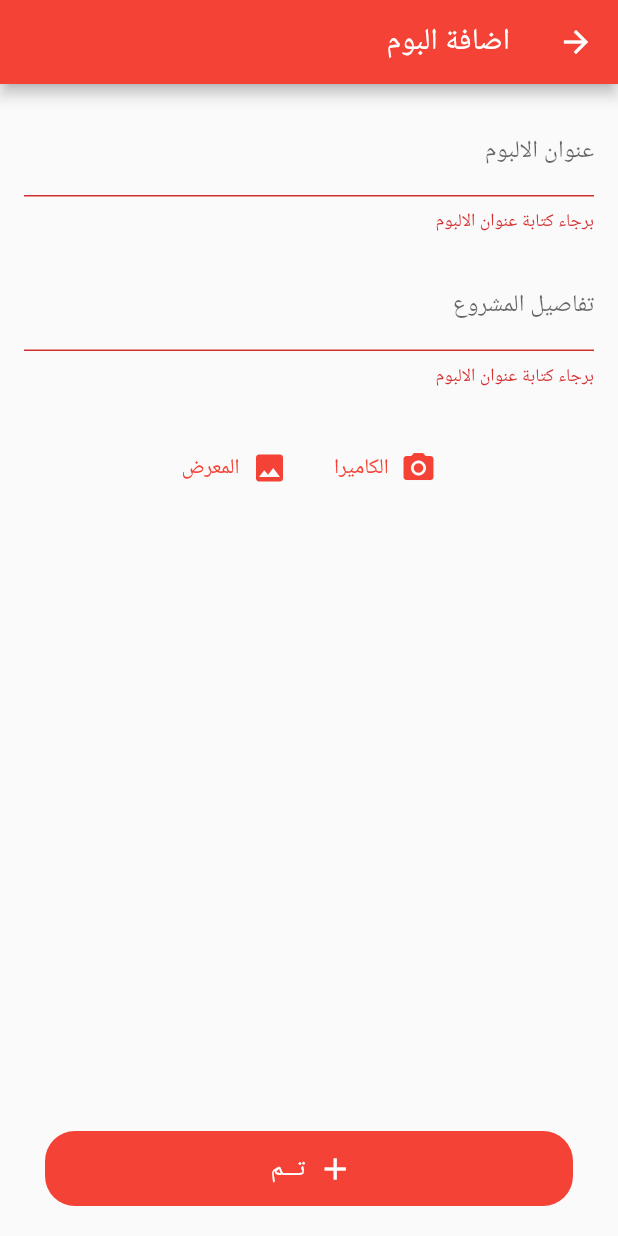
After one commit to mernaketana/Shoghly-App, a Flutter app: the AddProjectScreen screen opened by its route, after a tap on "تـــم", on a phone screen of 412 x 824 dp. The commit adds this screen. Run offline on Flutter 3.47's test engine with Material 2 defaults, Android fonts, the phone set to English and light mode, and no system bars; our stand-ins replace cached_network_image, flutter_dotenv, flutter_rating_bar, flutter_spinkit, image_picker, shared_preferences; missing offline and left inert: comment_box, nine_grid_view; accounts and stored records are empty.

Commit message:
new add project page

```diff
--- /dev/null
+++ b/lib/models/worker_project.dart
@@ -0,0 +1,6 @@
+class WorkerProject {
+  final List<String>? urls;
+  final String desc;
+
+  WorkerProject(this.desc, this.urls);
+}
--- /dev/null
+++ b/lib/screens/add_project_screen.dart
@@ -0,0 +1,297 @@
+import 'dart:io';
+import 'package:flutter_spinkit/flutter_spinkit.dart';
+import 'package:cached_network_image/cached_network_image.dart';
+import 'package:flutter/material.dart';
+import 'package:flutter/services.dart';
+import 'package:image_picker/image_picker.dart';
+import 'package:project/models/worker_project.dart';
+import 'package:project/providers/project.dart';
+import 'package:project/widgets/images_gallery_widget.dart';
+import 'package:provider/provider.dart';
+import 'package:nine_grid_view/nine_grid_view.dart';
+import '../providers/images.dart';
+import '../widgets/user_image_picker.dart';
+
+class AddProjectScreen extends StatefulWidget {
+  static const routeName = '/add-project-screen';
+  const AddProjectScreen({Key? key}) : super(key: key);
+
+  @override
+  State<AddProjectScreen> createState() => _AddProjectScreenState();
+}
+
+class _AddProjectScreenState extends State<AddProjectScreen> {
+  final _form = GlobalKey<FormState>();
+  String _albumTitle = '';
+  var _isLoading = false;
+  var _savedProject = WorkerProject('', []);
+  ImageSource? source;
+  File? _image;
+
+  Future<void> _pickedImageCamera() async {
+    try {
+      final picker = ImagePicker();
+      final pickedImage = await picker.pickImage(
+        source: ImageSource.camera,
+      );
+      if (pickedImage == null) return;
+      setState(() {
+        _isLoading = true;
+      });
+      String userImage = await Provider.of<Images>(context, listen: false)
+          .addImage(pickedImage.path);
+      var _finalProjectUrlList = _savedProject.urls;
+      _finalProjectUrlList!.add(userImage);
+      _savedProject = WorkerProject(_savedProject.desc, _finalProjectUrlList);
+      setState(() {
+        _isLoading = false;
+      });
+      print('Here in user image picker');
+    } on PlatformException catch (e) {
+      // ignore: avoid_print
+      print(e);
+    }
+  }
+
+  Future<void> _pickedImageGallery() async {
+    try {
+      final picker = ImagePicker();
+      final pickedImage = await picker.pickImage(
+        source: ImageSource.gallery,
+      );
+      if (pickedImage == null) return;
+      setState(() {
+        _isLoading = true;
+      });
+      String userImage = await Provider.of<Images>(context, listen: false)
+          .addImage(pickedImage.path);
+      var _finalProjectUrlList = _savedProject.urls;
+      _finalProjectUrlList!.add(userImage);
+      _savedProject = WorkerProject(_savedProject.desc, _finalProjectUrlList);
+      setState(() {
+        _isLoading = false;
+      });
+      print('Here in user image picker');
+    } on PlatformException catch (e) {
+      // ignore: avoid_print
+      print(e);
+    }
+  }
+
+  Future<void> _saveProject() async {
+    final _isValid = _form.currentState?.validate();
+    if (!_isValid!) {
+      return;
+    }
+    _form.currentState?.save();
+    setState(() {
+      _isLoading = true;
+    });
+    try {
+      await Provider.of<Project>(context, listen: false)
+          .addProject(_savedProject);
+      Navigator.of(context).pop();
+    } catch (error) {
+      await showDialog(
+          context: context,
+          builder: (context) => AlertDialog(
+                title: const Text('An error occured'),
+                content: const Text('Something went wrong'),
+                actions: <Widget>[
+                  TextButton(
+                      onPressed: () {
+                        Navigator.of(context).pop();
+                      },
+                      child: const Text('Ok')),
+                ],
+              ));
+    }
+    setState(() {
+      _isLoading = false;
+    });
+  }
+
+  @override
+  Widget build(BuildContext context) {
+    return Directionality(
+      textDirection: TextDirection.rtl,
+      child: Scaffold(
+        appBar: AppBar(
+          title: const Text('اضافة البوم'),
+        ),
+        body: _isLoading
+            ? const Center(child: SpinKitSpinningLines(color: Colors.red))
+            : Column(
+                crossAxisAlignment: CrossAxisAlignment.stretch,
+                children: [
+                  Expanded(
+                    child: SingleChildScrollView(
+                      child: Padding(
+                        padding: const EdgeInsets.all(16),
+                        child: Column(
+                          children: [
+                            Form(
+                              key: _form,
+                              child: SingleChildScrollView(
+                                child: Column(
+                                  children: [
+                                    TextFormField(
+                                      decoration: const InputDecoration(
+                                        labelText: 'عنوان الالبوم',
+                                      ),
+                                      onSaved: (e) => _albumTitle = e as String,
+                                      validator: (e) {
+                                        if (e!.isEmpty) {
+                                          return 'برجاء كتابة عنوان الالبوم';
+                                        } else {
+                                          return null;
+                                        }
+                                      },
+                                    ),
+                                    const SizedBox(height: 20),
+                                    TextFormField(
+                                      keyboardType: TextInputType.multiline,
+                                      decoration: const InputDecoration(
+                                        labelText: 'تفاصيل المشروع',
+                                      ),
+                                      onSaved: (e) => _savedProject =
+                                          WorkerProject(
+                                              e as String, _savedProject.urls),
+                                      validator: (e) {
+                                        if (e!.isEmpty) {
+                                          return 'برجاء كتابة عنوان الالبوم';
+                                        } else {
+                                          return null;
+                                        }
+                                      },
+                                    ),
+                                  ],
+                                ),
+                              ),
+                            ),
+                            const SizedBox(height: 30),
+                            Row(
+                              mainAxisAlignment: MainAxisAlignment.center,
+                              children: [
+                                TextButton.icon(
+                                    style: const ButtonStyle(),
+                                    onPressed: _pickedImageCamera,
+                                    icon: const Icon(Icons.camera_alt),
+                                    label: const Text('الكاميرا')),
+                                const SizedBox(width: 15),
+                                TextButton.icon(
+                                    style: const ButtonStyle(),
+                                    onPressed: _pickedImageGallery,
+                                    icon: const Icon(Icons.image),
+                                    label: const Text('المعرض')),
+                              ],
+                            ),
+                            const SizedBox(
+                              height: 10,
+                            ),
+                            // ImagesGallery(images: _savedProject.urls!)
+                            // NineGridView(
+                            //   height: 500, width: 500,
+                            //   margin: const EdgeInsets.all(10),
+                            //   padding: const EdgeInsets.all(5),
+                            //   space: 10,
+                            //   type: NineGridType
+                            //       .normal, //NineGridType.weChat, NineGridType.weiBo
+                            //   itemCount: _savedProject.urls!.length,
+                            //   itemBuilder: (BuildContext context, int index) {
+                            //     return CachedNetworkImage(
+                            //       height: 20,
+                            //       width: 20,
+                            //       fit: BoxFit.cover,
+                            //       imageUrl: _savedProject.urls![index],
+                            //       placeholder: (context, url) =>
+                            //           CircularProgressIndicator(),
+                            //       errorWidget: (context, url, error) =>
+                            //           Icon(Icons.error),
+                            //     );
+                            //   },
+                            // )
+                            // SizedBox(
+                            //   height: 500,
+                            //   child: ListView.builder(
+                            //     itemBuilder: (context, index) {
+                            //       return Padding(
+                            //         padding: const EdgeInsets.all(5),
+                            //         child: InkWell(
+                            //           onTap: () {},
+                            //           splashColor:
+                            //               Theme.of(context).colorScheme.primary,
+                            //           borderRadius: BorderRadius.circular(15),
+                            //           child: Image.network(
+                            //             _savedProject.urls![index],
+                            //             height: 250,
+                            //             width: double.infinity,
+                            //             fit: BoxFit.cover,
+                            //           ),
+                            //         ),
+                            //       );
+                            //     },
+                            //     itemCount: _savedProject.urls!.length,
+                            //   ),
+                            // )
+                            SizedBox(
+                              height: 500,
+                              child: GridView(
+                                children: <Widget>[
+                                  ..._savedProject.urls!
+                                      .map((e) => InkWell(
+                                            onTap: () {},
+                                            splashColor:
+                                                Theme.of(context).primaryColor,
+                                            borderRadius:
+                                                BorderRadius.circular(15),
+                                            child: ClipRRect(
+                                              borderRadius:
+                                                  BorderRadius.circular(10),
+                                              child: Image.network(
+                                                e,
+                                                height: 100,
+                                                fit: BoxFit.cover,
+                                              ),
+                                            ),
+                                          ))
+                                      .toList(),
+                                ],
+                                gridDelegate:
+                                    const SliverGridDelegateWithMaxCrossAxisExtent(
+                                  mainAxisExtent: 130,
+                                  maxCrossAxisExtent: 190,
+                                  childAspectRatio: 3 / 2,
+                                  crossAxisSpacing: 20,
+                                  mainAxisSpacing: 20,
+                                ),
+                                padding: const EdgeInsets.symmetric(
+                                    horizontal: 10, vertical: 30),
+                              ),
+                            )
+                          ],
+                        ),
+                      ),
+                    ),
+                  ),
+                  Container(
+                    padding: const EdgeInsets.symmetric(
+                        horizontal: 30, vertical: 20),
+                    height: 90,
+                    child: ElevatedButton.icon(
+                        onPressed: _saveProject,
+                        icon: const Icon(Icons.add),
+                        label: const Text(
+                          'تـــم',
+                          style: TextStyle(fontSize: 16),
+                        ),
+                        style: ButtonStyle(
+                            elevation: MaterialStateProperty.all(0),
+                            tapTargetSize: MaterialTapTargetSize.shrinkWrap)),
+                  ),
+                ],
+              ),
+      ),
+    );
+  }
+}
--- a/lib/screens/categories_screen.dart
+++ b/lib/screens/categories_screen.dart
@@ -1,4 +1,5 @@
 import 'package:flutter/material.dart';
+import 'package:flutter_spinkit/flutter_spinkit.dart';
 import 'package:project/screens/employees_screen.dart';
 import 'package:provider/provider.dart';
 
@@ -133,7 +134,7 @@ class _CategoriesScreenState extends State<CategoriesScreen> {
       ),
       body: _isLoading
           ? const Center(
-              child: CircularProgressIndicator(),
+              child: SpinKitSpinningLines(color: Colors.red),
             )
           : Padding(
               padding: const EdgeInsets.all(6),
--- a/lib/screens/controller_screen.dart
+++ b/lib/screens/controller_screen.dart
@@ -1,9 +1,10 @@
 import 'package:flutter/material.dart';
 import 'package:flutter/services.dart';
+import 'package:flutter_spinkit/flutter_spinkit.dart';
 import 'package:project/models/employee.dart';
 import 'package:project/screens/gallery_screen.dart';
 import 'package:project/screens/settings_screen.dart';
-import 'package:project/widgets/splashScreen.dart';
+import 'package:project/widgets/splash_screen.dart';
 import 'package:provider/provider.dart';
 import 'package:image_picker/image_picker.dart';
 import '../models/image.dart';
@@ -99,7 +100,7 @@ class _ControllerScreenState extends State<ControllerScreen> {
             textDirection: TextDirection.rtl,
             child: Scaffold(
               body: _isLoading
-                  ? const Center(child: CircularProgressIndicator())
+                  ? const Center(child: SpinKitSpinningLines(color: Colors.red))
                   : currentUser.role == 'worker'
                       ? _workerPages[_selectedPageIndex]
                       : _userPages[_selectedPageIndex],
--- a/lib/screens/employees_screen.dart
+++ b/lib/screens/employees_screen.dart
@@ -1,4 +1,5 @@
 import 'package:flutter/material.dart';
+import 'package:flutter_spinkit/flutter_spinkit.dart';
 import 'package:project/dummy_data.dart';
 import 'package:project/providers/worker.dart';
 import 'package:provider/provider.dart';
@@ -52,7 +53,7 @@ class _EmployeesScreenState extends State<EmployeesScreen> {
         ),
         body: _isLoading
             ? const Center(
-                child: CircularProgressIndicator(),
+                child: SpinKitSpinningLines(color: Colors.red),
               )
             : ListView.builder(
                 itemBuilder: (context, index) {
--- a/lib/screens/worker_details_screen.dart
+++ b/lib/screens/worker_details_screen.dart
@@ -1,4 +1,5 @@
 import 'package:flutter/material.dart';
+import 'package:flutter_spinkit/flutter_spinkit.dart';
 import 'package:project/models/employee.dart';
 import 'package:provider/provider.dart';
 import '../models/comment.dart';
@@ -76,7 +77,7 @@ class _WorkerDetailsScreenState extends State<WorkerDetailsScreen> {
         child: Scaffold(
           body: _isLoading
               ? const Center(
-                  child: CircularProgressIndicator(),
+                  child: SpinKitSpinningLines(color: Colors.red),
                 )
               : CustomScrollView(// slivers are scrollable areas on the screen
                   slivers: <Widget>[
--- a/lib/widgets/auth_form.dart
+++ b/lib/widgets/auth_form.dart
@@ -1,4 +1,5 @@
 import 'package:flutter/material.dart';
+import 'package:flutter_spinkit/flutter_spinkit.dart';
 import 'package:provider/provider.dart';
 import '../helpers/http_exception.dart';
 import '../providers/auth.dart';
@@ -164,7 +165,7 @@ class _AuthFormState extends State<AuthForm> {
                     //   const CircularProgressIndicator(),
                     // if (!widget.isLoading)
                     if (_isLoading)
-                      const CircularProgressIndicator()
+                      const SpinKitSpinningLines(color: Colors.red)
                     else
                       SizedBox(
                         width: double.infinity,
--- a/lib/widgets/detailed_auth_form.dart
+++ b/lib/widgets/detailed_auth_form.dart
@@ -1,5 +1,6 @@
 import 'dart:io';
 import 'package:flutter/material.dart';
+import 'package:flutter_spinkit/flutter_spinkit.dart';
 import 'package:provider/provider.dart';
 import '../providers/auth.dart';
 import '../dummy_data.dart';
@@ -381,7 +382,7 @@ class _DetailedAuthFormState extends State<DetailedAuthForm> {
                       height: 20,
                     ),
                     if (_isLoading)
-                      const CircularProgressIndicator()
+                      const SpinKitSpinningLines(color: Colors.red)
                     else
                       SizedBox(
                         width: double.infinity,
--- a/lib/widgets/settings_body_widget.dart
+++ b/lib/widgets/settings_body_widget.dart
@@ -1,4 +1,5 @@
 import 'package:flutter/material.dart';
+import 'package:flutter_spinkit/flutter_spinkit.dart';
 import 'package:intl/intl.dart' hide TextDirection;
 import 'package:provider/provider.dart';
 
@@ -486,7 +487,7 @@ class _SettingsBodyState extends State<SettingsBody> {
                           width: isLoading ? 50 : double.infinity,
                           height: 50,
                           child: isLoading
-                              ? const CircularProgressIndicator()
+                              ? const SpinKitSpinningLines(color: Colors.red)
                               : ElevatedButton(
                                   onPressed: () =>
                                       editPass ? _submitPass() : _submitUser(),
--- a/lib/widgets/user_image_picker.dart
+++ b/lib/widgets/user_image_picker.dart
@@ -2,6 +2,7 @@ import 'dart:io';
 
 import 'package:flutter/material.dart';
 import 'package:flutter/services.dart';
+import 'package:flutter_spinkit/flutter_spinkit.dart';
 import 'package:image_picker/image_picker.dart';
 import 'package:provider/provider.dart';
 
@@ -87,7 +88,7 @@ class _UserImagePickerState extends State<UserImagePicker> {
                     : const AssetImage('assets/images/placeholder.png')
                         as ImageProvider<Object>?,
               )
-            : const CircularProgressIndicator(),
+            : const SpinKitSpinningLines(color: Colors.red),
         Row(
           mainAxisAlignment: MainAxisAlignment.center,
           children: [
```
Also changed, not shown: lib/dummy_data.dart (+25 -71 lines), lib/main.dart (+13 -1 lines), lib/providers/project.dart (added, +117 -0 lines), lib/screens/gallery_screen.dart (+23 -46 lines), lib/widgets/my_account_body.dart (+22 -4 lines), lib/widgets/splashScreen.dart (deleted, +0 -15 lines), lib/widgets/splash_screen.dart (added, +16 -0 lines), pubspec.yaml (+34 -0 lines), pubspec.lock, 14 other files.
